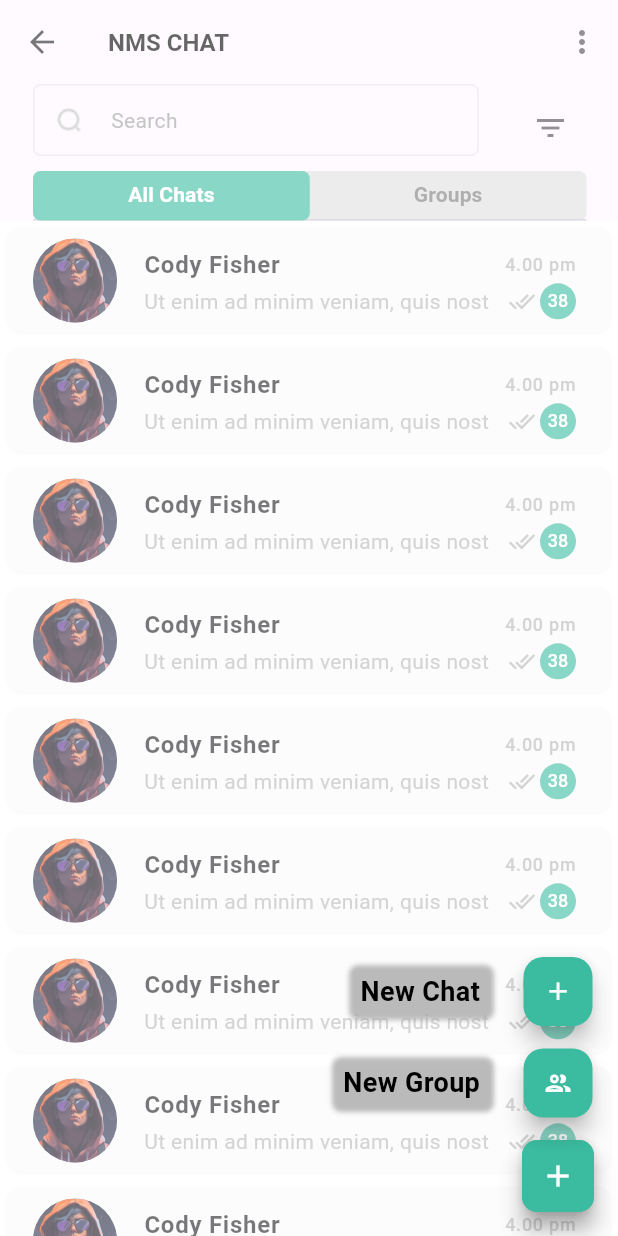
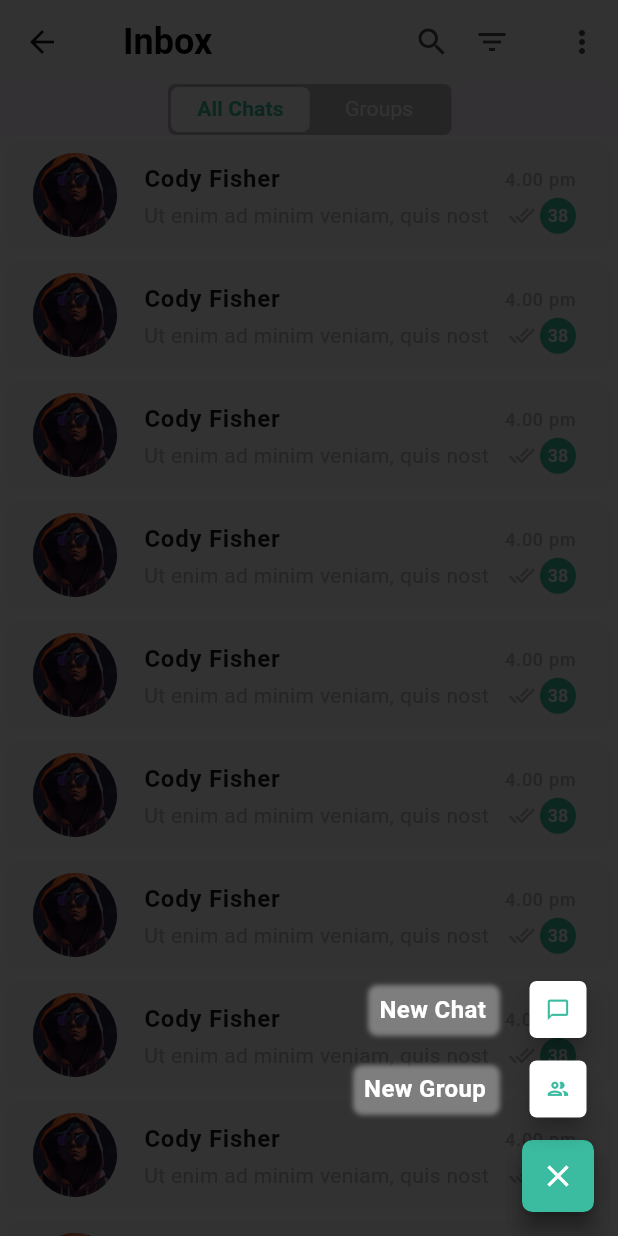
Before and after one commit to jithuhari/chat_app, a Flutter app: the ChatMainLayoutScreen screen opened by its route, after a tap on the "add" icon, on a phone screen of 412 x 824 dp. Run offline on Flutter 3.47's test engine with Material 3 defaults, Android fonts, the phone set to English and light mode, and no system bars; drawn by our look-alikes of flutter_slidable, flutter_speed_dial; our stand-ins replace another_flushbar, flutter_svg, get, jwt_decoder, shared_preferences; accounts and stored records are empty; network calls fail; Roboto replaces fonts that are missing (DMSans); project files that could hold a hidden picture were left out.

Commit message:
changes in design

```diff
--- a/lib/dtos/nms_chat_list/nms_chat_list_request.dart
+++ b/lib/dtos/nms_chat_list/nms_chat_list_request.dart
@@ -7,7 +7,7 @@ class NMSChatListRequest {
 
   Map<String, String> toMap() {
     return {
-      'senderId': senderId,
+      'sender_id': senderId,
     };
   }
 }
--- a/lib/dtos/nms_chat_list/nms_chat_list_response.dart
+++ b/lib/dtos/nms_chat_list/nms_chat_list_response.dart
@@ -1,3 +1,20 @@
+// import '../../models/chat_list/chat_list_model.dart';
+// import '../api_response.dart';
+
+// class NMSChatListResponse extends ApiResponse {
+//   NMSChatListResponse({message, status, data})
+//       : super(message: message, status: status, data: data);
+
+//   factory NMSChatListResponse.fromJson(Map<String, dynamic> json) {
+//     // Check if 'data' is not null before calling ChatListModel.fromJson
+//     return NMSChatListResponse(
+//       message: json["message"],
+//       status: json["status"],
+//       data: json["data"] != null ? ChatListModel.fromJson(json["data"]) : null,
+//     );
+//   }
+// }
+
 import '../../models/chat_list/chat_list_model.dart';
 import '../api_response.dart';
 
@@ -5,9 +22,38 @@ class NMSChatListResponse extends ApiResponse {
   NMSChatListResponse({message, status, data})
       : super(message: message, status: status, data: data);
 
-  factory NMSChatListResponse.fromJson(Map<String, dynamic> json) =>
-      NMSChatListResponse(
-          message: json["message"],
-          status: json["status"],
-          data: ChatListModel.fromJson(json["data"]));
+  factory NMSChatListResponse.fromJson(List<dynamic> json) {
+    // Check if the list is not empty
+    if (json.isNotEmpty) {
+      // Map each item in the list to a ChatListModel
+      final List<ChatListModel> chatList = json.map((item) {
+        return ChatListModel(
+          userId: item["user_id"],
+          userUniqueId: item["user_unique_id"],
+          orgId: item["orgId"],
+          userName: item["user_name"],
+          firstName: item["first_name"],
+          lastName: item["last_name"],
+          email: item["email"],
+          phone: item["phone"],
+          status: item["status"],
+          profileImage: item["profile_image"],
+          createdAt: item["created_at"],
+          updatedAt: item["updated_at"],
+          message: item["message"],
+          lastMessageTime: item["last_message_time"],
+          rowNum: item["row_num"],
+        );
+      }).toList();
+
+      return NMSChatListResponse(
+        message: "", // You might want to modify this based on your API response
+        status: 200, // You might want to modify this based on your API response
+        data: chatList,
+      );
+    } else {
+      // Handle the case when the list is empty
+      return NMSChatListResponse(message: "", status: 200, data: null);
+    }
+  }
 }
--- a/lib/features/chat_main_layout/chat_main_layout_screen.dart
+++ b/lib/features/chat_main_layout/chat_main_layout_screen.dart
@@ -1,8 +1,6 @@
 import 'package:flutter/material.dart';
 import 'package:get/get.dart';
 import 'package:nms_chat/utils/theme/theme.dart';
-
-import '../../widgets/search_text_field.dart';
 import '../tabbar_screens/all_chat/all_chat.dart';
 import 'chat_main_layout.dart';
 
@@ -35,15 +33,38 @@ class _ChatMainLayoutScreenState extends State<ChatMainLayoutScreen>
           return SafeArea(
             child: Scaffold(
               appBar: AppBar(
-                // backgroundColor: Colors.white,
-                title: const Text(
-                  'NMS CHAT',
-                  style: TextStyle(color: Colors.black),
+                backgroundColor: const Color(0xffFAFAFA),
+                title: const Padding(
+                  padding: EdgeInsets.only(left: 10.0),
+                  child: Text(
+                    'Inbox',
+                    style: TextStyle(
+                        color: Colors.black,
+                        fontSize: 24,
+                        fontWeight: FontWeight.w700),
+                  ),
                 ),
                 actions: [
-                  PopupMenuButton(onSelected: (value) {
+                  const Padding(
+                    padding: EdgeInsets.only(right: 16.0),
+                    child: Icon(
+                      Icons.search,
+                      size: 24,
+                    ),
+                  ),
+                  const Padding(
+                    padding: EdgeInsets.only(right: 24.0),
+                    child: Icon(
+                      Icons.filter_list,
+                      size: 24,
+                    ),
+                  ),
+                  PopupMenuButton(
+                      iconSize: 24,
+                      onSelected: (value) {
                         debugPrint(value);
-                  }, itemBuilder: (BuildContext context) {
+                      },
+                      itemBuilder: (BuildContext context) {
                         return const [
                           PopupMenuItem(
                             value: 'New group',
@@ -82,47 +103,54 @@ class _ChatMainLayoutScreenState extends State<ChatMainLayoutScreen>
 
               body: Column(
                 children: [
-                  Row(
-                    children: [
-                      Expanded(
-                        child: Padding(
-                          padding: const EdgeInsets.only(left:22,right: 23.8,bottom: 10),
-                          child: SearchTextField(
-                            controller: controller.chatSearchController,
-                          ),
-                        ),
-                      ),
+                  // Row(
+                  //   children: [
+                  //     Expanded(
+                  //       child: Padding(
+                  //         padding: const EdgeInsets.only(
+                  //             left: 22, right: 23.8, bottom: 10),
+                  //         child: SearchTextField(
+                  //           controller: controller.chatSearchController,
+                  //         ),
+                  //       ),
+                  //     ),
+                  //     Padding(
+                  //       padding: const EdgeInsets.only(right: 21),
+                  //       child: IconButton(
+                  //         iconSize: 24,
+                  //         onPressed: () {},
+                  //         icon: const Icon(Icons.filter_list),
+                  //       ),
+                  //     )
+                  //   ],
+                  // ),
                   Padding(
-                        padding: const EdgeInsets.only(right:21),
-                        child: IconButton(
-                          iconSize: 24,
-                          onPressed: () {},
-                          icon: const Icon(Icons.filter_list),
-                        ),
-                      )
-                    ],
-                  ),
-                  Padding(
-                    padding: const EdgeInsets.only(left: 22,right: 21),
+                    padding: const EdgeInsets.only(left: 22, right: 21),
                     child: Container(
-                      height: 33,
+                      height: 34,
+                      width: 189,
                       decoration: BoxDecoration(
-                        color: Colors.grey[300],
+                        color: messageColor,
                         borderRadius: BorderRadius.circular(
                           5.0,
                         ),
                       ),
+                      child: Padding(
+                        padding: const EdgeInsets.all(2.0),
                         child: TabBar(
                           controller: _controller,
                           indicator: BoxDecoration(
                             borderRadius: BorderRadius.circular(
                               5.0,
                             ),
-                          color: primaryColor,
+                            color: Colors.white,
                           ),
-                        labelColor: Colors.white,
+                          labelColor: primaryColor,
+                          labelStyle: const TextStyle(fontSize: 14,fontWeight: FontWeight.w700),
+                          unselectedLabelStyle:const TextStyle(fontSize: 14,fontWeight: FontWeight.w400) ,
+                          dividerColor: messageColor,
                           indicatorSize: TabBarIndicatorSize.tab,
-                        unselectedLabelColor: const Color(0xff7A7A7A),
+                          unselectedLabelColor: Colors.white,
                           tabs: const [
                             Tab(
                               text: 'All Chats',
@@ -131,6 +159,7 @@ class _ChatMainLayoutScreenState extends State<ChatMainLayoutScreen>
                               text: 'Groups',
                             ),
                           ],
+                        ),
                       ),
                     ),
                   ),
--- a/lib/features/tabbar_screens/all_chat/all_chat_controller.dart
+++ b/lib/features/tabbar_screens/all_chat/all_chat_controller.dart
@@ -2,46 +2,63 @@ import 'package:flutter/material.dart';
 import 'package:get/get.dart';
 
 import '../../../dtos/nms_chat_list/nms_chat_list.dart';
+import '../../../mixins/snackbar_mixin.dart';
 import '../../../models/chat_list/chat_list_model.dart';
 import '../../../repository/nms_chat_api_repository.dart';
 
-class AllChatController extends GetxController {
-
+class AllChatController extends GetxController with SnackbarMixin {
   final _chatListModelData = Rx<ChatListModel?>(null);
   ChatListModel? get chatListModelData => _chatListModelData.value;
 
   final isDialOpen = ValueNotifier(false);
 
-  onDissmissed(){
+  final _isLoading = false.obs;
+  bool get isLoading => _isLoading.value;
 
+  @override
+  void onInit() async {
+    await fetchChatList();
+
+    super.onInit();
   }
 
-  // fetchChatList() async {
-  //   _isLoading.value = true;
-  //   try {
-  //     final request =
-  //         NMSChatListRequest(senderId: '1');
-  //     final response = await NMSChatApiRepository.to.fetchChatList(request: request);
-  //     if (response.message == "SUCCESS") {
-  //       _categoryListModelData.value = response.data;
-  //       debugPrint(
-  //           "Categorylist-- length  ${categoryListModelData!.content.length.toString()}");
-  //       if (categoryListModelData!.content.isNotEmpty) {
-  //         for (int i = 0; i < categoryListModelData!.content.length; i++) {
-  //           _categoryListModelDataContent
-  //               .add(categoryListModelData!.content[i]);
-  //         }
-  //       } else {}
-  //       _isLoading.value = false;
-  //       update();
-  //     } else {
-  //       _isLoading.value = false;
-  //       debugPrint("Error");
-  //     }
-  //   } catch (e) {
-  //     showErrorSnackbar(title: errorText, message: e.toString());
-  //     _isLoading.value = false;
-  //     debugPrint(e.toString());
-  //   }
-  // }
+  onDissmissed() {}
+
+  fetchChatList() async {
+    _isLoading.value = true;
+    try {
+      final request = NMSChatListRequest(senderId: '1');
+      final response =
+          await NMSChatApiRepository.to.fetchChatList(request: request);
+      if (response.status == 200) {
+        if (response.data != null && response.data.isNotEmpty) {
+          _chatListModelData.value =
+              response.data[0]; // Assuming you want the first item
+          debugPrint(
+              "Categorylist-- length  ${_chatListModelData.value!.firstName}");
+        } else {
+          // Handle the case where the response data is empty or null
+        }
+        // _chatListModelData.value = response.data;
+        // debugPrint(
+        //     "Categorylist-- length  ${_chatListModelData.value!.firstName}");
+        // if (_chatListModelData!.content.isNotEmpty) {
+        //   for (int i = 0; i < categoryListModelData!.content.length; i++) {
+        //     _categoryListModelDataContent
+        //         .add(categoryListModelData!.content[i]);
+        //   }
+        // } else {}
+        _isLoading.value = false;
+        update();
+        // }
+        // else {
+        //   _isLoading.value = false;
+        //   debugPrint("Error");
+      }
+    } catch (e) {
+      showErrorSnackbar(message: e.toString());
+      _isLoading.value = false;
+      debugPrint(e.toString());
+    }
+  }
 }
--- a/lib/features/tabbar_screens/all_chat/all_chat_screen.dart
+++ b/lib/features/tabbar_screens/all_chat/all_chat_screen.dart
@@ -35,12 +35,14 @@ class AllChatScreen extends StatelessWidget {
 
             floatingActionButton: SpeedDial(
               shape: RoundedRectangleBorder(
-                  borderRadius: BorderRadius.circular(10)),
+                  borderRadius: BorderRadius.circular(7)),
               buttonSize: const Size(48, 48),
               //animatedIcon: AnimatedIcons.add_event,
               icon: Icons.add,
-              overlayColor: Colors.white,
-              overlayOpacity: 0.4,
+              activeIcon: Icons.close,
+              childrenButtonSize: const Size(48, 58),
+              overlayColor: Colors.black,
+              overlayOpacity: 0.8,
               spacing: 5,
               spaceBetweenChildren: 5,
               //openCloseDial: controller.isDialOpen,
@@ -51,15 +53,18 @@ class AllChatScreen extends StatelessWidget {
               backgroundColor: primaryColor,
               children: [
                 SpeedDialChild(
-                    backgroundColor: primaryColor,
+                    shape: RoundedRectangleBorder(
+                        borderRadius: BorderRadius.circular(7)),
+                    backgroundColor: Colors.white,
                     labelBackgroundColor: Colors.transparent,
+                    labelShadow: [],
                     labelStyle: const TextStyle(
-                        color: Colors.black,
-                        fontSize: 18,
+                        color: Colors.white,
+                        fontSize: 16,
                         fontWeight: FontWeight.w700),
                     child: const Icon(
                       Icons.group_outlined,
-                      color: Colors.white,
+                      color: primaryColor,
                       size: 24,
                     ),
                     label: 'New Group',
@@ -67,16 +72,19 @@ class AllChatScreen extends StatelessWidget {
                       debugPrint('tapped');
                     }),
                 SpeedDialChild(
-                    backgroundColor: primaryColor,
+                    shape: RoundedRectangleBorder(
+                        borderRadius: BorderRadius.circular(7)),
+                    backgroundColor: Colors.white,
                     child: const Icon(
-                      Icons.add,
-                      color: Colors.white,
+                      Icons.chat_bubble_outline,
+                      color: primaryColor,
                       size: 24,
                     ),
                     labelBackgroundColor: Colors.transparent,
+                    labelShadow: [],
                     labelStyle: const TextStyle(
-                        color: Colors.black,
-                        fontSize: 18,
+                        color: Colors.white,
+                        fontSize: 16,
                         fontWeight: FontWeight.w700),
                     label: 'New Chat'),
               ],
@@ -105,7 +113,7 @@ class AllChatScreen extends StatelessWidget {
                         icon: Icons.share,
                         label: 'Share',
                       ),
-                       SlidableAction(
+                      SlidableAction(
                         onPressed: (context) {
                           controller.onDissmissed();
                         },
@@ -113,10 +121,9 @@ class AllChatScreen extends StatelessWidget {
                         icon: Icons.archive,
                         label: 'archive',
                       ),
-
                     ]),
-
-                    endActionPane:ActionPane(motion: const BehindMotion(), children: [
+                    endActionPane:
+                        ActionPane(motion: const BehindMotion(), children: [
                       SlidableAction(
                         onPressed: (context) {
                           controller.onDissmissed();
@@ -125,14 +132,13 @@ class AllChatScreen extends StatelessWidget {
                         icon: Icons.delete,
                         label: 'Delete',
                       ),
-
-
-                    ]) ,
-
+                    ]),
                     child: const CustomCard(
-                        // chatModel: widget.chatModels[index],
-                        // sourceChat: widget.sourceChat,
-                        ),
+                      name: 'Cody Fisher',
+                      // name: 'controller.chatListModelData!.firstName',
+                      // chatModel: widget.chatModels[index],
+                      // sourceChat: widget.sourceChat,
+                    ),
                   );
                 }),
           );
--- a/lib/managers/api/nms_chat_api_base_helper.dart
+++ b/lib/managers/api/nms_chat_api_base_helper.dart
@@ -24,11 +24,13 @@ class NMSChatApiBaseHelper {
 
       if (params == {}) {
         completeUrl = '$_baseUrl$endpoint';
+
       } else {
         String queryString = params.entries
             .map((entry) => '${entry.key}=${Uri.encodeComponent(entry.value)}')
             .join('&');
         completeUrl = '$_baseUrl$endpoint?$queryString';
+        debugPrint(completeUrl);
       }
 
       var response = await http.get(Uri.parse(completeUrl),
--- a/lib/models/chat_list/chat_list_model.dart
+++ b/lib/models/chat_list/chat_list_model.dart
@@ -9,10 +9,10 @@ class ChatListModel {
     String phone;
     int status;
     dynamic profileImage;
-    DateTime createdAt;
-    DateTime updatedAt;
+    String createdAt;
+    String updatedAt;
     String message;
-    DateTime lastMessageTime;
+    String lastMessageTime;
     String rowNum;
 
     ChatListModel({
@@ -44,10 +44,10 @@ class ChatListModel {
         phone: json["phone"],
         status: json["status"],
         profileImage: json["profile_image"],
-        createdAt: DateTime.parse(json["created_at"]),
-        updatedAt: DateTime.parse(json["updated_at"]),
+        createdAt: json["created_at"],
+        updatedAt: json["updated_at"],
         message: json["message"],
-        lastMessageTime: DateTime.parse(json["last_message_time"]),
+        lastMessageTime: json["last_message_time"],
         rowNum: json["row_num"],
     );
 
@@ -62,10 +62,10 @@ class ChatListModel {
         "phone": phone,
         "status": status,
         "profile_image": profileImage,
-        "created_at": createdAt.toIso8601String(),
-        "updated_at": updatedAt.toIso8601String(),
+        "created_at": createdAt,
+        "updated_at": updatedAt,
         "message": message,
-        "last_message_time": lastMessageTime.toIso8601String(),
+        "last_message_time": lastMessageTime,
         "row_num": rowNum,
     };
 }
--- a/lib/nmschat_app.dart
+++ b/lib/nmschat_app.dart
@@ -4,6 +4,7 @@ import 'controller/app_controller.dart';
 import 'flavors.dart';
 import 'package:flutter/services.dart';
 import 'repository/api_repository.dart';
+import 'repository/nms_chat_api_repository.dart';
 import 'utils/routes.dart';
 import 'utils/screen_orientation.dart';
 import 'utils/theme/app_theme.dart';
@@ -19,8 +20,9 @@ Future<void> initNMSChatApp() async {
 Future<void> initializeAppControllers() async {
   Get.put<ApiRepository>(ApiRepositoryImpl(), permanent: true);
   debugPrint("NMS chat app : Initialized");
-   Get.put(AppController(), permanent: true);
-  debugPrint("JustBorrowApp : AppController sucessfully initialized");
+  Get.put<NMSChatApiRepository>(NMSApiRepositoryImpl(), permanent: true);
+  Get.put(AppController(), permanent: true);
+  debugPrint("NMS chat app : AppController sucessfully initialized");
 }
 
 class NMSChatApp extends StatelessWidget {
--- a/lib/repository/nms_chat_api_repository.dart
+++ b/lib/repository/nms_chat_api_repository.dart
@@ -11,7 +11,7 @@ abstract class NMSChatApiRepository extends GetxController {
       {required NMSChatListRequest request});
 }
 
-class ApiRepositoryImpl extends GetxController implements NMSChatApiRepository {
+class NMSApiRepositoryImpl extends GetxController implements NMSChatApiRepository {
   final _helper = NMSChatApiBaseHelper();
 
   final Map<String, String> _headersWithoutToken = {
@@ -22,6 +22,7 @@ class ApiRepositoryImpl extends GetxController implements NMSChatApiRepository {
   Future<NMSChatListResponse> fetchChatList(
       {required NMSChatListRequest request}) async {
     final response = await _helper.get(
+      headers: _headersWithoutToken,
       endpoint: ApiEndPoints.chatList,
       params: request.toMap(),
     );
--- a/lib/widgets/custom_card.dart
+++ b/lib/widgets/custom_card.dart
@@ -4,11 +4,11 @@ import 'package:nms_chat/utils/utils.dart';
 // import 'package:whatts_app/screens/individual_screen/individual_screen.dart';
 
 class CustomCard extends StatelessWidget {
-  const CustomCard({super.key});
+  const CustomCard({super.key, required this.name});
 
   // final ChatModel chatModel;
   // final ChatModel sourceChat;
-
+  final String name;
   @override
   Widget build(BuildContext context) {
     return InkWell(
@@ -25,10 +25,10 @@ class CustomCard extends StatelessWidget {
         child: Container(
           decoration: BoxDecoration(
               color: cardColor, borderRadius: BorderRadius.circular(10)),
-          child: const Column(
+          child:  Column(
             children: [
               ListTile(
-                leading: CircleAvatar(
+                leading: const CircleAvatar(
                     radius: 30,
 
                     backgroundColor: Colors.blueGrey,
@@ -37,17 +37,17 @@ class CustomCard extends StatelessWidget {
                   mainAxisAlignment: MainAxisAlignment.spaceBetween,
                   children: [
                     Text(
-                      'Cody Fisher',
-                      style: TextStyle(
+                      name,
+                      style: const TextStyle(
                         fontSize: 16,
                         fontWeight: FontWeight.w700,
                       ),
                     ),
 
-                   Text('4.00 pm',style: TextStyle(fontSize: 12,color:messageColor ),),
+                   const Text('4.00 pm',style: TextStyle(fontSize: 12,color:messageColor ),),
                   ],
                 ),
-                subtitle: Row(
+                subtitle: const Row(
                   mainAxisAlignment: MainAxisAlignment.spaceBetween,
                   children: [
                     Expanded(
```
Lines whose indentation alone changed are shown as unchanged.
